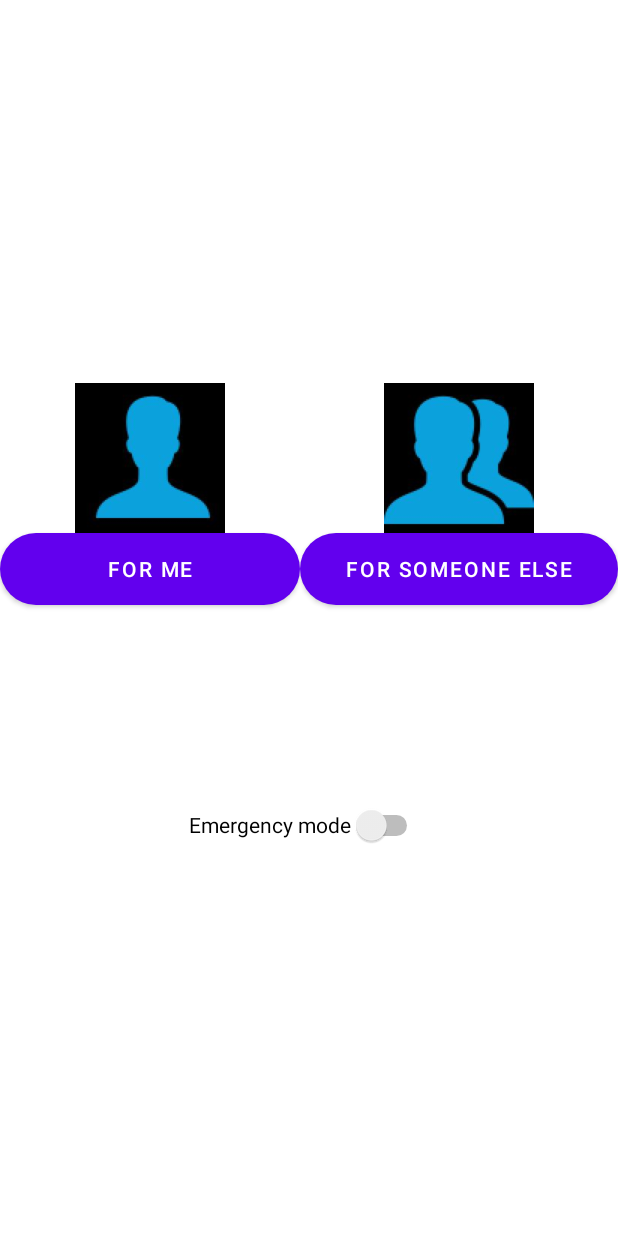
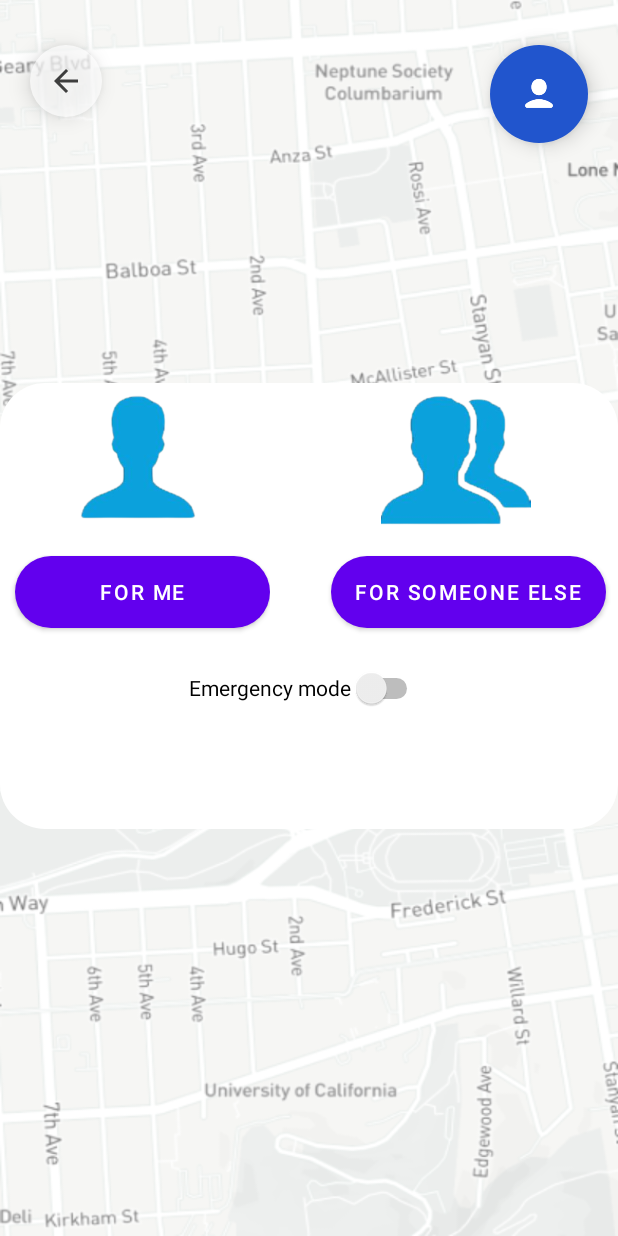
Before and after one commit to shehabadel/AmbulanceSystem, an Android app: the layout activity_ambulance_home_page.xml on its own in the app's theme, with its tools: preview values and no code run, on a phone screen of 412 x 824 dp. Run offline under Robolectric (Android 15) with nearby library versions, the phone set to English and light mode, and no system bars.

Commit message:
map_text and home page xml

```diff
--- a/app/src/main/res/drawable-v24/button.xml
+++ b/app/src/main/res/drawable-v24/button.xml
@@ -1,5 +1,5 @@
 <?xml version="1.0" encoding="utf-8"?>
 <shape xmlns:android="http://schemas.android.com/apk/res/android">
-    <solid android:color="#2155cd"/>
+    <solid android:color="#2155CD"/>
     <corners android:radius="50dp"/>
 </shape>
--- /dev/null
+++ b/app/src/main/res/drawable/rectangle.xml
@@ -0,0 +1,12 @@
+<?xml version="1.0" encoding="utf-8"?>
+<selector xmlns:android="http://schemas.android.com/apk/res/android">
+    <item>
+    <shape android:shape="rectangle">
+    <solid android:color="@color/white">
+    </solid>
+        <corners android:radius="30dp">
+
+        </corners>
+    </shape>
+    </item>
+</selector>
--- a/app/src/main/res/layout/activity_ambulance_home_page.xml
+++ b/app/src/main/res/layout/activity_ambulance_home_page.xml
@@ -1,19 +1,60 @@
 <?xml version="1.0" encoding="utf-8"?>
 <RelativeLayout xmlns:android="http://schemas.android.com/apk/res/android"
+    xmlns:app="http://schemas.android.com/apk/res-auto"
+    xmlns:tools="http://schemas.android.com/tools"
     android:layout_width="match_parent"
     android:layout_height="match_parent"
+    android:background="@drawable/maps_background"
     >
+
+    <ImageButton
+        android:id="@+id/backButton"
+        android:layout_width="48dp"
+        android:layout_height="48dp"
+        android:layout_marginStart="20dp"
+        android:layout_marginTop="30dp"
+        android:alpha="0.7"
+        android:background="@drawable/circle_shape"
+        android:elevation="8dp"
+        android:src="@drawable/ic_back"
+        app:layout_constraintStart_toStartOf="parent"
+        app:layout_constraintTop_toTopOf="parent"
+        tools:ignore="SpeakableTextPresentCheck" />
+
+    <ImageView
+        android:id="@+id/avatar_image"
+        android:layout_width="65dp"
+        android:layout_height="65dp"
+        android:layout_alignParentEnd="true"
+        android:layout_marginTop="30dp"
+        android:layout_marginRight="20dp"
+        android:background="@drawable/circle_image_background"
+        android:elevation="8dp"
+        android:padding="20dp"
+        android:scaleType="centerCrop"
+        android:src="@drawable/avatar" />
+
+
+
+    <LinearLayout
+        android:layout_width="match_parent"
+        android:layout_height="match_parent"
+        android:orientation="vertical">
+
+    </LinearLayout>
 
     <RelativeLayout
         android:id="@+id/middle_content"
         android:layout_width="match_parent"
-        android:layout_height="match_parent"
-        >
+        android:layout_height="match_parent">
+
+
 
         <LinearLayout
                 android:id="@+id/bar"
+                android:background="@drawable/rectangle"
                 android:layout_width="match_parent"
-        android:layout_height="205dp"
+                android:layout_height="match_parent"
                 android:layout_alignParentStart="true"
                 android:layout_alignParentTop="true"
                 android:layout_alignParentEnd="true"
@@ -40,15 +81,15 @@
                         <ImageView
                             android:layout_width="match_parent"
                             android:layout_height="100dp"
-                    android:background="@color/white"
-
                             android:src="@drawable/for_me"
                             >
 
                         </ImageView>
 
                         <Button
-                    android:layout_width="match_parent"
+                            android:layout_marginTop="15dp"
+                            android:layout_width="170dp"
+                            android:layout_marginLeft="10dp"
                             android:layout_height="wrap_content"
                             android:background="@drawable/button"
                             android:text="For Me"
@@ -60,19 +101,21 @@
                         android:layout_width="match_parent"
                         android:layout_height="match_parent"
                         android:orientation="vertical"
+                        android:layout_marginLeft="15dp"
                         >
 
                         <ImageView
                             android:layout_width="match_parent"
                             android:layout_height="100dp"
-                    android:background="@color/white"
                             android:src="@drawable/for_someone_else"
                             >
 
                         </ImageView>
 
                         <Button
-                    android:layout_width="match_parent"
+                            android:layout_marginTop="15dp"
+                            android:layout_marginLeft="25dp"
+                            android:layout_width="wrap_content"
                             android:layout_height="wrap_content"
                             android:background="@drawable/button"
                             android:text="For Someone else"
@@ -89,11 +132,12 @@
         <LinearLayout
             android:layout_width="wrap_content"
             android:layout_height="wrap_content"
+            android:layout_alignTop="@+id/bar"
             android:layout_alignParentStart="true"
             android:layout_alignParentEnd="true"
             android:layout_alignParentBottom="true"
             android:layout_marginStart="126dp"
-            android:layout_marginTop="35dp"
+            android:layout_marginTop="179dp"
             android:layout_marginEnd="128dp"
             android:layout_marginBottom="250dp"
             android:layout_weight="1">
@@ -113,9 +157,8 @@
                 android:minHeight="48dp">
 
             </Switch>
+        </LinearLayout>
+    </RelativeLayout>
 
-        </LinearLayout>
 
 </RelativeLayout>
-
-</RelativeLayout>
```
Also changed, not shown: app/src/main/res/layout/map_text.xml (+113 -21 lines), app/src/main/res/drawable-v24/for_me.jpg (deleted), app/src/main/res/drawable-v24/for_me.png (added), app/src/main/res/drawable-v24/for_someone_else.jpg (deleted), app/src/main/res/drawable-v24/for_someone_else.png (added), app/src/main/res/drawable/car.png (added), app/src/main/res/drawable/driver.png (added). Lines whose indentation alone changed are shown as unchanged.
